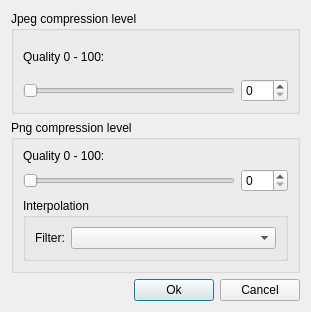
Before: the Qt Designer form ui/dialogquality.ui in Faster3ck/Converseen, drawn with Qt 5.
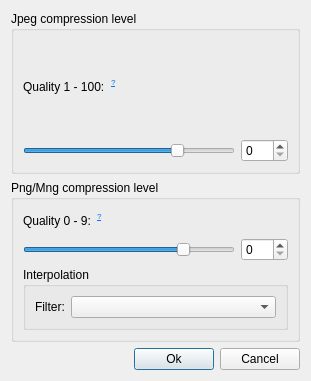
After: the same form once the commit is applied. Custom widgets are drawn as their Qt base class.

Commit message: Improved quality and compression settings for JPEG and PNG formats + Various Bugfixes

What changed in the file:
```diff
--- a/ui/dialogquality.ui
+++ b/ui/dialogquality.ui
@@ -7,7 +7,7 @@
     <x>0</x>
     <y>0</y>
     <width>311</width>
-    <height>312</height>
+    <height>381</height>
    </rect>
   </property>
   <property name="windowTitle">
@@ -19,23 +19,54 @@
      <property name="title">
       <string>Jpeg compression level</string>
      </property>
-     <layout class="QVBoxLayout" name="verticalLayout_3">
-      <item>
        <layout class="QVBoxLayout" name="verticalLayout">
         <item>
+       <layout class="QHBoxLayout" name="horizontalLayout_6">
+        <item>
          <widget class="QLabel" name="label">
           <property name="text">
-           <string>Quality 0 - 100:</string>
+           <string>Quality 1 - 100:</string>
           </property>
          </widget>
+        </item>
+        <item>
+         <widget class="QLabel" name="labelJpegHelp">
+          <property name="toolTip">
+           <string>&lt;html&gt;&lt;head/&gt;&lt;body&gt;&lt;p&gt;For the JPEG image formats, quality is 1 (lowest image quality and highest compression) to 100 (best quality but least effective compression).&lt;/p&gt;&lt;/body&gt;&lt;/html&gt;</string>
+          </property>
+          <property name="text">
+           <string>&lt;html&gt;&lt;head/&gt;&lt;body&gt;&lt;p&gt;&lt;a href=&quot;#&quot;&gt;&lt;span style=&quot; text-decoration: underline; color:#007af4; vertical-align:super;&quot;&gt;?&lt;/span&gt;&lt;/a&gt;&lt;/p&gt;&lt;/body&gt;&lt;/html&gt;</string>
+          </property>
+         </widget>
+        </item>
+        <item>
+         <spacer name="horizontalSpacer_3">
+          <property name="orientation">
+           <enum>Qt::Horizontal</enum>
+          </property>
+          <property name="sizeHint" stdset="0">
+           <size>
+            <width>40</width>
+            <height>20</height>
+           </size>
+          </property>
+         </spacer>
+        </item>
+       </layout>
         </item>
         <item>
          <layout class="QHBoxLayout" name="horizontalLayout">
           <item>
            <widget class="QSlider" name="sliderJpegQ">
+          <property name="minimum">
+           <number>1</number>
+          </property>
             <property name="maximum">
              <number>100</number>
             </property>
+          <property name="value">
+           <number>75</number>
+          </property>
             <property name="orientation">
              <enum>Qt::Horizontal</enum>
             </property>
@@ -51,31 +82,72 @@
          </layout>
         </item>
        </layout>
-      </item>
-     </layout>
     </widget>
    </item>
    <item>
     <widget class="QGroupBox" name="groupBox_2">
+     <property name="toolTip">
+      <string/>
+     </property>
+     <property name="toolTipDuration">
+      <number>-1</number>
+     </property>
+     <property name="whatsThis">
+      <string/>
+     </property>
      <property name="title">
-      <string>Png compression level</string>
+      <string>Png/Mng compression level</string>
      </property>
-     <layout class="QVBoxLayout" name="verticalLayout_4">
-      <item>
        <layout class="QVBoxLayout" name="verticalLayout_2">
         <item>
+       <layout class="QHBoxLayout" name="horizontalLayout_5">
+        <item>
          <widget class="QLabel" name="label_2">
           <property name="text">
-           <string>Quality 0 - 100:</string>
+           <string>Quality 0 - 9:</string>
           </property>
          </widget>
+        </item>
+        <item>
+         <widget class="QLabel" name="labelPngHelp">
+          <property name="toolTip">
+           <string>&lt;html&gt;&lt;head/&gt;&lt;body&gt;&lt;p&gt;Sets the zlib compression level from 1 to 9 (1 is lowest and 9 is highest).&lt;/p&gt;&lt;p&gt;For compression level 0, the Huffman-only strategy is used, which is fastest but not necessarily the worst compression.&lt;/p&gt;&lt;p&gt;PNG uses a 'lossless' compression method, so increasing the compression does NOT reduce your image quality.&lt;/p&gt;&lt;/body&gt;&lt;/html&gt;</string>
+          </property>
+          <property name="text">
+           <string>&lt;html&gt;&lt;head/&gt;&lt;body&gt;&lt;p&gt;&lt;a href=&quot;#&quot;&gt;&lt;span style=&quot; text-decoration: underline; color:#007af4; vertical-align:super;&quot;&gt;?&lt;/span&gt;&lt;/a&gt;&lt;/p&gt;&lt;/body&gt;&lt;/html&gt;</string>
+          </property>
+         </widget>
+        </item>
+        <item>
+         <spacer name="horizontalSpacer_2">
+          <property name="orientation">
+           <enum>Qt::Horizontal</enum>
+          </property>
+          <property name="sizeHint" stdset="0">
+           <size>
+            <width>40</width>
+            <height>20</height>
+           </size>
+          </property>
+         </spacer>
+        </item>
+       </layout>
         </item>
         <item>
          <layout class="QHBoxLayout" name="horizontalLayout_2">
           <item>
            <widget class="QSlider" name="sliderPngQ">
+          <property name="toolTip">
+           <string/>
+          </property>
+          <property name="toolTipDuration">
+           <number>-1</number>
+          </property>
             <property name="maximum">
-             <number>100</number>
+           <number>9</number>
+          </property>
+          <property name="value">
+           <number>7</number>
             </property>
             <property name="orientation">
              <enum>Qt::Horizontal</enum>
@@ -84,12 +156,13 @@
           </item>
           <item>
            <widget class="QSpinBox" name="spinPngQ">
+          <property name="toolTip">
+           <string/>
+          </property>
             <property name="maximum">
              <number>100</number>
             </property>
            </widget>
-          </item>
-         </layout>
         </item>
        </layout>
       </item>
@@ -143,6 +216,9 @@
      </item>
      <item>
       <widget class="QPushButton" name="pushOk">
+       <property name="toolTip">
+        <string/>
+       </property>
        <property name="text">
         <string>Ok</string>
        </property>
```
Lines whose indentation alone changed are shown as unchanged. The commit also changes 23 other files.
